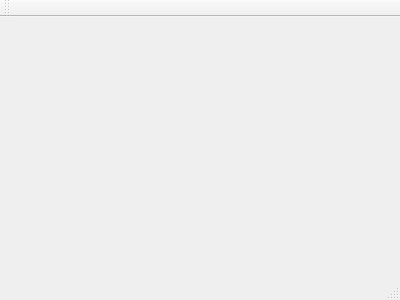
Qt form mp3_player/forms/mainwindow.ui (adam123600/mp3_player_QT) before a commit.
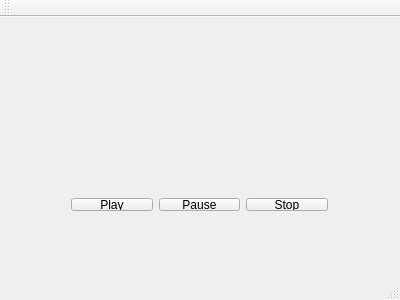
The same form after that commit.

Patch:
```diff
--- a/mp3_player/forms/mainwindow.ui
+++ b/mp3_player/forms/mainwindow.ui
@@ -12,13 +12,62 @@
   <property name="windowTitle" >
    <string>MainWindow</string>
   </property>
-  <widget class="QMenuBar" name="menuBar" />
-  <widget class="QToolBar" name="mainToolBar" />
-  <widget class="QWidget" name="centralWidget" />
-  <widget class="QStatusBar" name="statusBar" />
+  <widget class="QWidget" name="centralWidget">
+   <widget class="QWidget" name="">
+    <property name="geometry">
+     <rect>
+      <x>60</x>
+      <y>170</y>
+      <width>279</width>
+      <height>35</height>
+     </rect>
+    </property>
+    <layout class="QHBoxLayout" name="horizontalLayout">
+     <item>
+      <widget class="QPushButton" name="pbPlay">
+       <property name="text">
+        <string>Play</string>
+       </property>
+      </widget>
+     </item>
+     <item>
+      <widget class="QPushButton" name="pbPause">
+       <property name="text">
+        <string>Pause</string>
+       </property>
+      </widget>
+     </item>
+     <item>
+      <widget class="QPushButton" name="pbStop">
+       <property name="text">
+        <string>Stop</string>
+       </property>
+      </widget>
+     </item>
+    </layout>
+   </widget>
+  </widget>
+  <widget class="QMenuBar" name="menuBar">
+   <property name="geometry">
+    <rect>
+     <x>0</x>
+     <y>0</y>
+     <width>400</width>
+     <height>29</height>
+    </rect>
+   </property>
+  </widget>
+  <widget class="QToolBar" name="mainToolBar">
+   <attribute name="toolBarArea">
+    <enum>TopToolBarArea</enum>
+   </attribute>
+   <attribute name="toolBarBreak">
+    <bool>false</bool>
+   </attribute>
+  </widget>
+  <widget class="QStatusBar" name="statusBar"/>
  </widget>
- <layoutDefault spacing="6" margin="11" />
- <pixmapfunction></pixmapfunction>
+ <layoutdefault spacing="6" margin="11"/>
  <resources/>
  <connections/>
 </ui>
```
Left out of the diff: 7 changed lines with no effect on the pictures.
